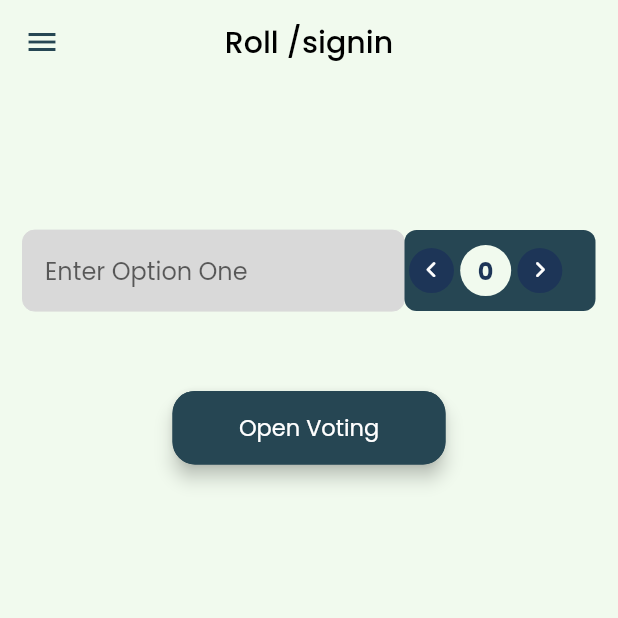
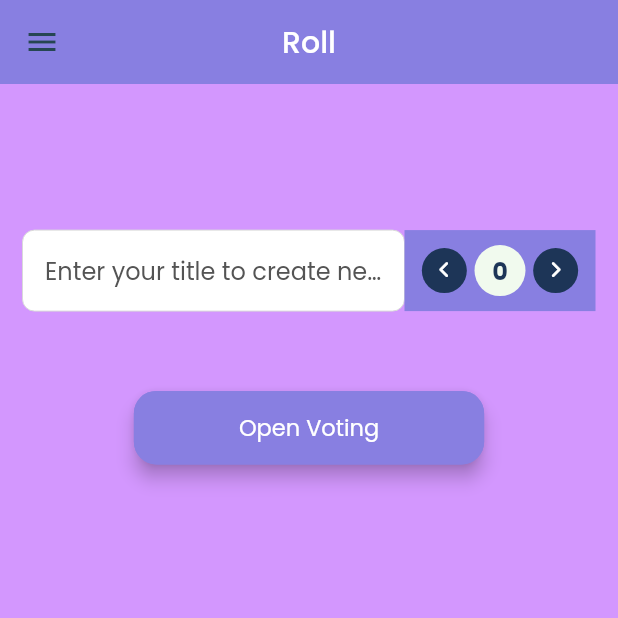
Before and after one commit to HeroesProjectTz/DecisionRoll-Flutter, a Flutter app: the DecisionPage screen opened directly with empty values, on a phone screen of 412 x 824 dp, the top half of it. Run offline on Flutter 3.47's test engine with Material 2 defaults, Android fonts, the phone set to English and light mode, and no system bars; our stand-ins replace cloud_firestore, firebase_auth, firebase_core, flutter_riverpod, font_awesome_flutter, go_router and 4 more; missing offline and left inert: flutter_facebook_auth; accounts and stored records are empty.

Commit message:
DecisionPage

```diff
--- a/lib/screens/decisions/decision_page.dart
+++ b/lib/screens/decisions/decision_page.dart
@@ -1,19 +1,18 @@
 import 'package:flutter/material.dart';
 import 'package:flutter_riverpod/flutter_riverpod.dart';
-import 'package:font_awesome_flutter/font_awesome_flutter.dart';
 
 import 'package:decisionroll/common/my_appbar.dart';
 import 'package:decisionroll/common/my_drawer.dart';
 import 'package:decisionroll/common/option_view.dart';
 import 'package:decisionroll/common/sizeConfig.dart';
-import 'package:decisionroll/common/textfield_widget.dart';
 import 'package:decisionroll/utilities/colors.dart';
+import 'package:font_awesome_flutter/font_awesome_flutter.dart';
 import 'package:go_router/go_router.dart';
 
 class DecisionPage extends ConsumerWidget {
   final String decisionId;
 
-  DecisionPage({
+  const DecisionPage({
     Key? key,
     required this.decisionId,
   }) : super(key: key);
@@ -26,9 +25,13 @@ class DecisionPage extends ConsumerWidget {
     String locationUid = location.replaceAll("/decision/", "");
     print(locationUid);
     return Scaffold(
-        backgroundColor: whiteBackgroundColor,
-        appBar: MyAppBar(title: "Roll $locationUid"),
-        drawer: MyDrawer(),
+        backgroundColor: purpleColor,
+        appBar: const MyAppBar(
+          title: 'Roll',
+          titlecolor: Colors.white,
+          color: blueColor05,
+        ),
+        drawer: const MyDrawer(),
         body: Padding(
           padding: const EdgeInsets.symmetric(
             vertical: 15.0,
@@ -39,35 +42,41 @@ class DecisionPage extends ConsumerWidget {
             children: [
               SizedBox(height: SizeConfig.screenHeight(c) * 0.1),
               Row(
-                crossAxisAlignment: CrossAxisAlignment.start,
                 children: [
-                  Expanded(
+                  const Expanded(
                     flex: 2,
-                    child: TextFieldWidget(
-                        texttFieldController: TextEditingController(),
-                        hintText: "Enter Option One"),
+                    child: TextField(
+                      decoration: InputDecoration(
+                        isDense: true,
+                        contentPadding: EdgeInsets.all(15),
+                        fillColor: Colors.white,
+                        filled: true,
+                        hintText: "Enter your title to create new roll",
+                        hintStyle: TextStyle(
+                          color: Color(0xff545454),
+                        ),
+                      ),
+                    ),
                   ),
                   Expanded(
                     flex: 1,
                     child: Container(
-                        decoration: BoxDecoration(
-                          color: blueColor,
-                          borderRadius: BorderRadius.circular(8),
-                        ),
+                        color: blueColor05,
                         padding: const EdgeInsets.symmetric(
-                          vertical: 10,
-                          horizontal: 3,
-                        ),
+                            horizontal: 8, vertical: 10),
                         child: Row(
-                          children: [
-                            const CircleAvatar(
+                          children: const [
+                            Expanded(
+                              child: CircleAvatar(
                                 radius: 15,
                                 backgroundColor: blueColor04,
                                 child: Icon(FontAwesomeIcons.angleLeft,
                                     color: Colors.white, size: 13),
                               ),
-                            SizedBox(width: SizeConfig.screenWidth(c) * 0.01),
-                            const CircleAvatar(
+                            ),
+                            // SizedBox(width: SizeConfig.screenWidth(c) * 0.01),
+                            Expanded(
+                              child: CircleAvatar(
                                   radius: 17,
                                   backgroundColor: whiteBackgroundColor,
                                   child: Text('0',
@@ -75,26 +84,29 @@ class DecisionPage extends ConsumerWidget {
                                         color: blueColor04,
                                         fontWeight: FontWeight.bold,
                                       ))),
-                            SizedBox(width: SizeConfig.screenWidth(c) * 0.01),
-                            const CircleAvatar(
+                            ),
+                            // SizedBox(width: SizeConfig.screenWidth(c) * 0.01),
+                            Expanded(
+                              child: CircleAvatar(
                                 radius: 15,
                                 backgroundColor: blueColor04,
                                 child: Icon(FontAwesomeIcons.angleRight,
                                     color: Colors.white, size: 13),
                               ),
+                            ),
                           ],
+                        )),
                   ),
-                      ))
                 ],
               ),
               SizedBox(height: SizeConfig.screenHeight(c) * 0.05),
               Center(
                 child: SizedBox(
-                  width: SizeConfig.screenWidth(c) / 2,
+                  width: SizeConfig.screenWidth(c) / 1.6,
                   child: InkWell(
                       onTap: () {},
                       child: OptionView(
-                        blueColor,
+                        blueColor05,
                         "Open Voting",
                         padding: 13,
                       )),
```
Lines whose indentation alone changed are shown as unchanged.
